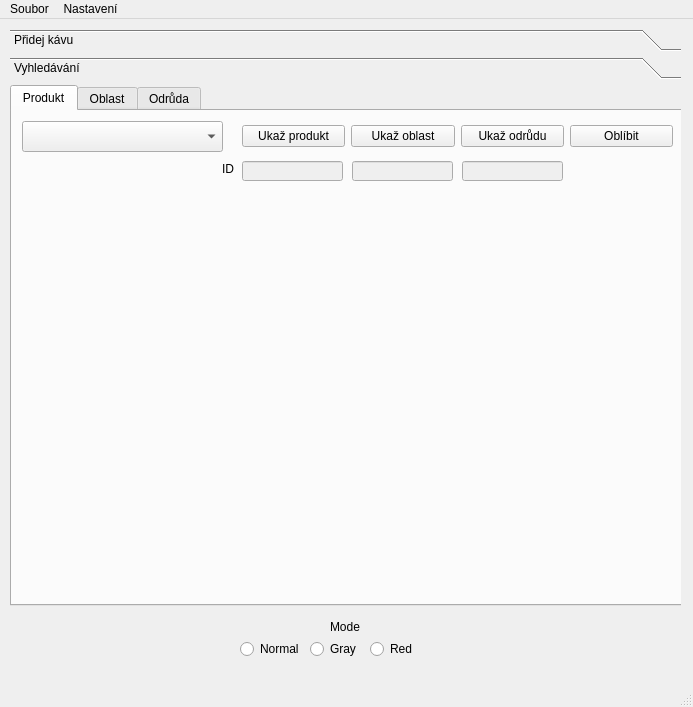
Before: the Qt Designer form projekt/mainwindow.ui in Luckays/coffee, drawn with Qt 5.
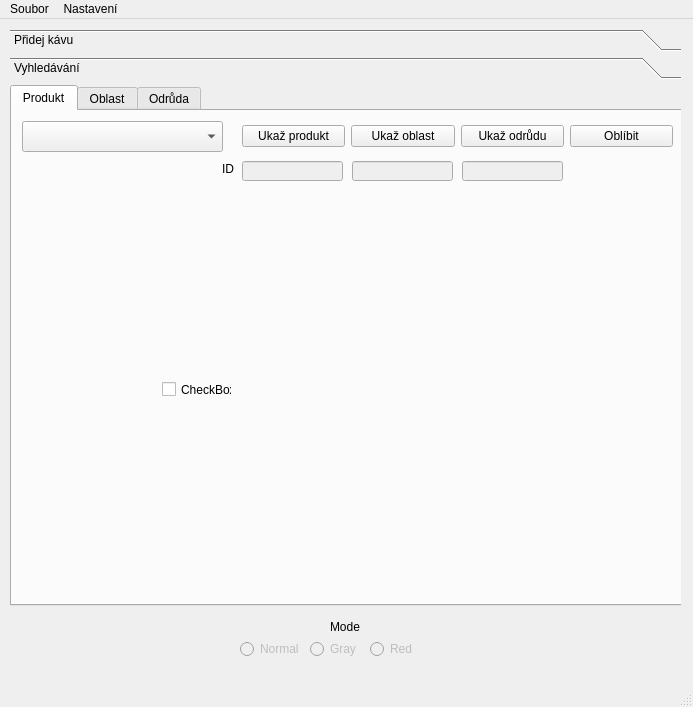
After: the same form once the commit is applied.

Commit message: search coffeeplace

```diff
--- a/projekt/mainwindow.ui
+++ b/projekt/mainwindow.ui
@@ -609,7 +609,7 @@
        <x>0</x>
        <y>0</y>
        <width>671</width>
-       <height>529</height>
+       <height>537</height>
       </rect>
      </property>
      <attribute name="label">
@@ -739,6 +739,19 @@
          <string>ID</string>
         </property>
        </widget>
+       <widget class="QCheckBox" name="checkBox">
+        <property name="geometry">
+         <rect>
+          <x>150</x>
+          <y>270</y>
+          <width>70</width>
+          <height>17</height>
+         </rect>
+        </property>
+        <property name="text">
+         <string>CheckBox</string>
+        </property>
+       </widget>
       </widget>
       <widget class="QWidget" name="tab_2">
        <attribute name="title">
@@ -1055,6 +1068,9 @@
     </property>
    </widget>
    <widget class="QRadioButton" name="set_normal">
+    <property name="enabled">
+     <bool>false</bool>
+    </property>
     <property name="geometry">
      <rect>
       <x>240</x>
@@ -1068,6 +1084,9 @@
     </property>
    </widget>
    <widget class="QRadioButton" name="set_gray">
+    <property name="enabled">
+     <bool>false</bool>
+    </property>
     <property name="geometry">
      <rect>
       <x>310</x>
@@ -1081,6 +1100,9 @@
     </property>
    </widget>
    <widget class="QRadioButton" name="set_red">
+    <property name="enabled">
+     <bool>false</bool>
+    </property>
     <property name="geometry">
      <rect>
       <x>370</x>
```
Left out of the diff: 45 changed lines with no effect on the pictures. The commit also changes 2 other files.
